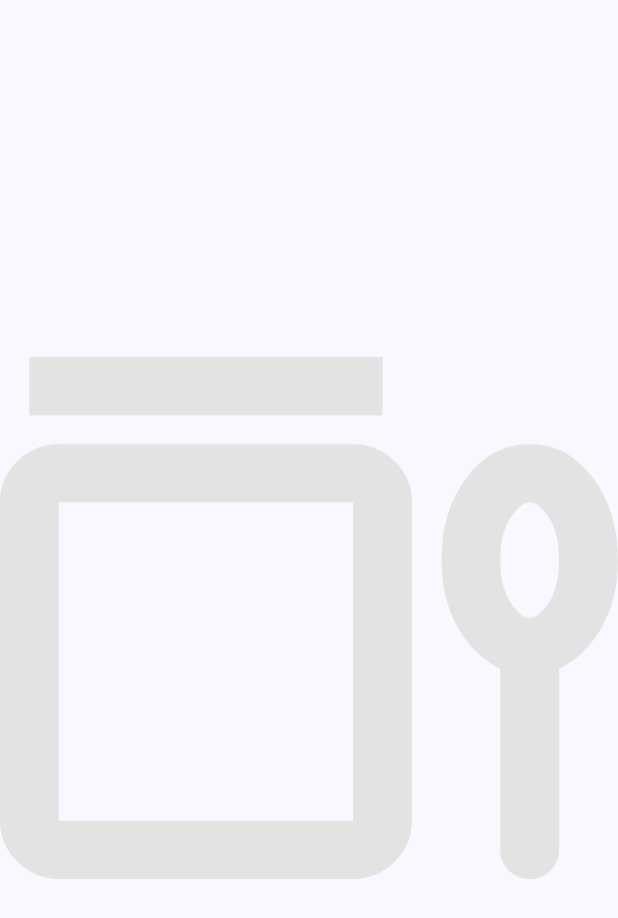
After one commit to Pascal1414/Reminder-App, an Android app: the layout widget_check_todo.xml on its own in the app's theme, with its tools: preview values and no code run, on a phone screen of 412 x 824 dp. The commit adds this screen. Shown: the top 918 px of the screen. Run offline under Robolectric (Android 15) with nearby library versions, the phone set to English and light mode, and no system bars.

Commit message:
Add Widget

```diff
--- /dev/null
+++ b/app/src/main/res/layout/widget_check_todo.xml
@@ -0,0 +1,12 @@
+<?xml version="1.0" encoding="utf-8"?>
+<LinearLayout xmlns:android="http://schemas.android.com/apk/res/android"
+    android:layout_width="match_parent"
+    android:layout_height="match_parent"
+    android:id="@+id/widget_check_todo">
+
+    <ImageView
+        android:layout_width="match_parent"
+        android:layout_height="match_parent"
+        android:src="@drawable/ic_medication" />
+
+</LinearLayout>
--- /dev/null
+++ b/app/src/main/res/layout/widget_initial_layout.xml
@@ -0,0 +1,6 @@
+<?xml version="1.0" encoding="utf-8"?>
+<androidx.constraintlayout.widget.ConstraintLayout xmlns:android="http://schemas.android.com/apk/res/android"
+    android:layout_width="match_parent"
+    android:layout_height="match_parent">
+
+</androidx.constraintlayout.widget.ConstraintLayout>
--- a/app/src/main/res/values/strings.xml
+++ b/app/src/main/res/values/strings.xml
@@ -1,4 +1,5 @@
 <resources>
     <string name="app_name">TodoTracker</string>
     <string name="activity_main_title">Reminders</string>
+    <string name="todo_widget_description">A widget to check a todo</string>
 </resources>
```
Also changed, not shown: app/src/main/AndroidManifest.xml (+15 -0 lines), app/src/main/java/com/pascalrieder/todotracker/widget/CheckTodoWidgetConfigurationActivity.kt (added, +12 -0 lines), app/src/main/java/com/pascalrieder/todotracker/widget/CheckTodoWidgetProvider.kt (added, +48 -0 lines), app/src/main/res/xml/check_todo_widget_provider.xml (added, +12 -0 lines).
